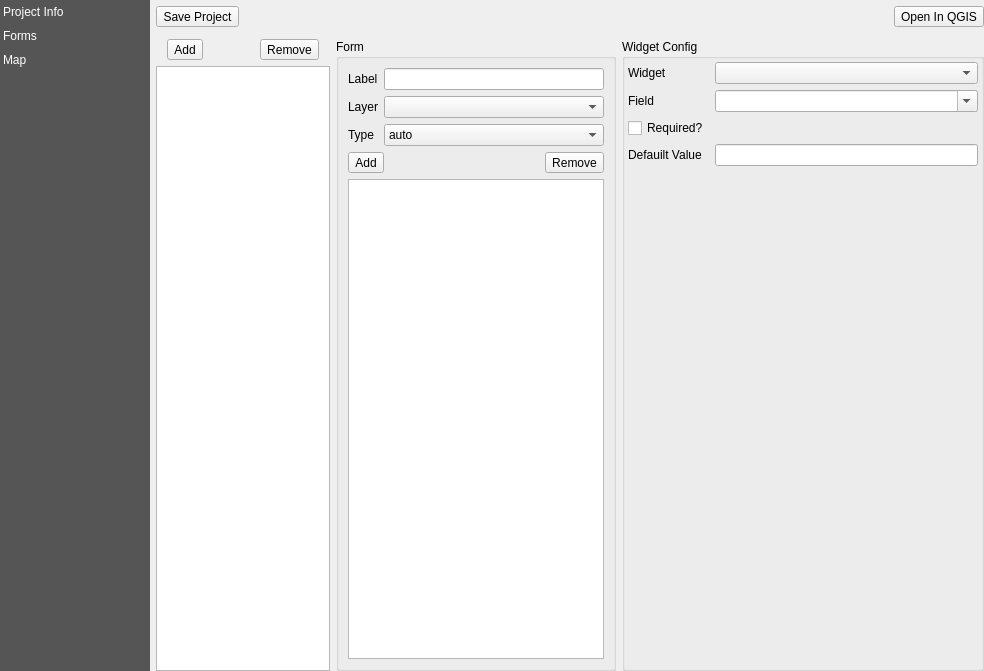
Old version of the form src/configmanager/ui/ui_projectwidget.ui in the repository roam-qgis/Roam.
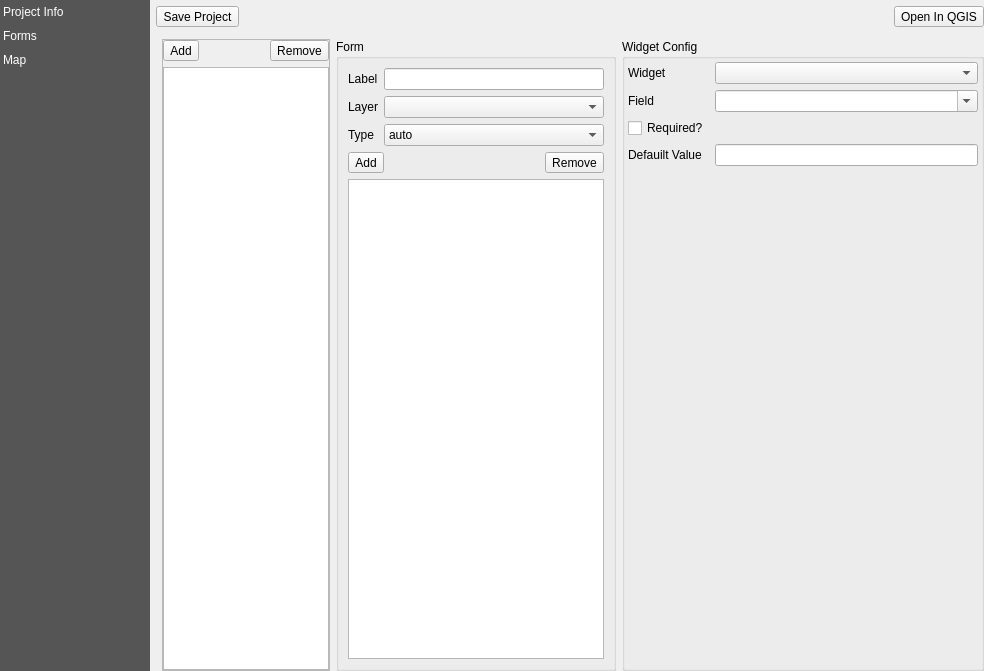
New version of the form. Custom widgets are drawn as their Qt base class.

Commit message: Load possible widget types from Roam Fix icon loading Save required on the widget.

```diff
--- a/src/configmanager/ui/ui_projectwidget.ui
+++ b/src/configmanager/ui/ui_projectwidget.ui
@@ -96,7 +96,7 @@
      </item>
     </widget>
    </item>
-   <item row="3" column="1">
+   <item row="3" column="2">
     <widget class="QStackedWidget" name="stackedWidget">
      <property name="sizePolicy">
       <sizepolicy hsizetype="Preferred" vsizetype="Preferred">
@@ -188,69 +188,6 @@
        <property name="margin">
         <number>0</number>
        </property>
-       <item row="0" column="0">
-        <layout class="QVBoxLayout" name="verticalLayout">
-         <item>
-          <layout class="QHBoxLayout" name="horizontalLayout">
-           <item>
-            <widget class="QToolButton" name="toolButton">
-             <property name="text">
-              <string>Add</string>
-             </property>
-            </widget>
-           </item>
-           <item>
-            <spacer name="horizontalSpacer">
-             <property name="orientation">
-              <enum>Qt::Horizontal</enum>
-             </property>
-             <property name="sizeType">
-              <enum>QSizePolicy::Preferred</enum>
-             </property>
-             <property name="sizeHint" stdset="0">
-              <size>
-               <width>40</width>
-               <height>20</height>
-              </size>
-             </property>
-            </spacer>
-           </item>
-           <item>
-            <widget class="QToolButton" name="toolButton_2">
-             <property name="text">
-              <string>Remove</string>
-             </property>
-            </widget>
-           </item>
-          </layout>
-         </item>
-         <item>
-          <widget class="QListView" name="formlist">
-           <property name="sizePolicy">
-            <sizepolicy hsizetype="Maximum" vsizetype="Expanding">
-             <horstretch>0</horstretch>
-             <verstretch>0</verstretch>
-            </sizepolicy>
-           </property>
-           <property name="maximumSize">
-            <size>
-             <width>300</width>
-             <height>16777215</height>
-            </size>
-           </property>
-           <property name="alternatingRowColors">
-            <bool>true</bool>
-           </property>
-           <property name="selectionMode">
-            <enum>QAbstractItemView::SingleSelection</enum>
-           </property>
-           <property name="selectionBehavior">
-            <enum>QAbstractItemView::SelectItems</enum>
-           </property>
-          </widget>
-         </item>
-        </layout>
-       </item>
        <item row="0" column="1">
         <widget class="QFrame" name="formframe">
          <property name="sizePolicy">
@@ -507,6 +444,86 @@
          </layout>
         </widget>
        </item>
+       <item row="0" column="0">
+        <widget class="QFrame" name="frame">
+         <property name="maximumSize">
+          <size>
+           <width>300</width>
+           <height>16777215</height>
+          </size>
+         </property>
+         <property name="frameShape">
+          <enum>QFrame::StyledPanel</enum>
+         </property>
+         <property name="frameShadow">
+          <enum>QFrame::Raised</enum>
+         </property>
+         <layout class="QVBoxLayout" name="verticalLayout">
+          <property name="margin">
+           <number>0</number>
+          </property>
+          <item>
+           <layout class="QHBoxLayout" name="horizontalLayout">
+            <item>
+             <widget class="QToolButton" name="toolButton">
+              <property name="text">
+               <string>Add</string>
+              </property>
+             </widget>
+            </item>
+            <item>
+             <spacer name="horizontalSpacer">
+              <property name="orientation">
+               <enum>Qt::Horizontal</enum>
+              </property>
+              <property name="sizeType">
+               <enum>QSizePolicy::Expanding</enum>
+              </property>
+              <property name="sizeHint" stdset="0">
+               <size>
+                <width>40</width>
+                <height>20</height>
+               </size>
+              </property>
+             </spacer>
+            </item>
+            <item>
+             <widget class="QToolButton" name="toolButton_2">
+              <property name="text">
+               <string>Remove</string>
+              </property>
+             </widget>
+            </item>
+           </layout>
+          </item>
+          <item>
+           <widget class="QListView" name="formlist">
+            <property name="sizePolicy">
+             <sizepolicy hsizetype="Maximum" vsizetype="Expanding">
+              <horstretch>0</horstretch>
+              <verstretch>0</verstretch>
+             </sizepolicy>
+            </property>
+            <property name="maximumSize">
+             <size>
+              <width>300</width>
+              <height>16777215</height>
+             </size>
+            </property>
+            <property name="alternatingRowColors">
+             <bool>true</bool>
+            </property>
+            <property name="selectionMode">
+             <enum>QAbstractItemView::SingleSelection</enum>
+            </property>
+            <property name="selectionBehavior">
+             <enum>QAbstractItemView::SelectItems</enum>
+            </property>
+           </widget>
+          </item>
+         </layout>
+        </widget>
+       </item>
       </layout>
      </widget>
      <widget class="QWidget" name="page_3">
@@ -535,7 +552,7 @@
      </widget>
     </widget>
    </item>
-   <item row="1" column="1">
+   <item row="1" column="1" colspan="2">
     <layout class="QHBoxLayout" name="horizontalLayout_4">
      <property name="leftMargin">
       <number>0</number>
```
The commit also changes 6 other files.
